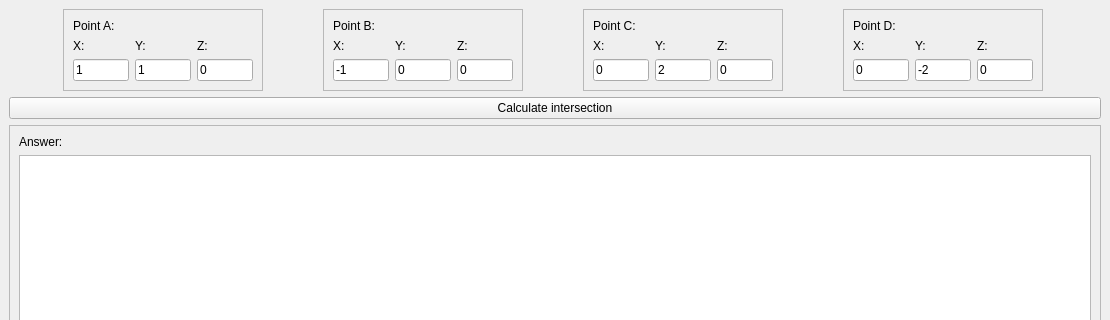
This is mainwindow.ui in IliaLadygin/task_2segments as Qt 5 draws it before an edit; both pictures show x 0 to 1110 and y 0 to 320 of the 1110 by 716 pixel window. The edited form follows.
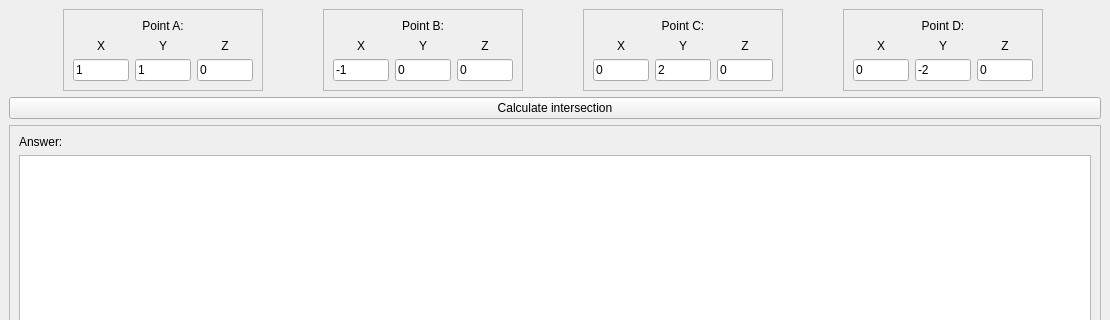
This is the edited form.

```diff
--- a/mainwindow.ui
+++ b/mainwindow.ui
@@ -37,6 +37,9 @@
            <property name="text">
             <string>Point A:</string>
            </property>
+           <property name="alignment">
+            <set>Qt::AlignCenter</set>
+           </property>
           </widget>
          </item>
          <item>
@@ -46,7 +49,10 @@
              <item>
               <widget class="QLabel" name="label_2">
                <property name="text">
-                <string>X:</string>
+                <string>X</string>
+               </property>
+               <property name="alignment">
+                <set>Qt::AlignCenter</set>
                </property>
               </widget>
              </item>
@@ -67,7 +73,10 @@
              <item>
               <widget class="QLabel" name="label_3">
                <property name="text">
-                <string>Y:</string>
+                <string>Y</string>
+               </property>
+               <property name="alignment">
+                <set>Qt::AlignCenter</set>
                </property>
               </widget>
              </item>
@@ -88,7 +97,10 @@
              <item>
               <widget class="QLabel" name="label_4">
                <property name="text">
-                <string>Z:</string>
+                <string>Z</string>
+               </property>
+               <property name="alignment">
+                <set>Qt::AlignCenter</set>
                </property>
               </widget>
              </item>
@@ -129,6 +141,9 @@
            <property name="text">
             <string>Point B:</string>
            </property>
+           <property name="alignment">
+            <set>Qt::AlignCenter</set>
+           </property>
           </widget>
          </item>
          <item>
@@ -138,7 +153,10 @@
              <item>
               <widget class="QLabel" name="label_10">
                <property name="text">
-                <string>X:</string>
+                <string>X</string>
+               </property>
+               <property name="alignment">
+                <set>Qt::AlignCenter</set>
                </property>
               </widget>
              </item>
@@ -159,7 +177,10 @@
              <item>
               <widget class="QLabel" name="label_11">
                <property name="text">
-                <string>Y:</string>
+                <string>Y</string>
+               </property>
+               <property name="alignment">
+                <set>Qt::AlignCenter</set>
                </property>
               </widget>
              </item>
@@ -180,7 +201,10 @@
              <item>
               <widget class="QLabel" name="label_12">
                <property name="text">
-                <string>Z:</string>
+                <string>Z</string>
+               </property>
+               <property name="alignment">
+                <set>Qt::AlignCenter</set>
                </property>
               </widget>
              </item>
@@ -221,6 +245,9 @@
            <property name="text">
             <string>Point C:</string>
            </property>
+           <property name="alignment">
+            <set>Qt::AlignCenter</set>
+           </property>
           </widget>
          </item>
          <item>
@@ -230,7 +257,10 @@
              <item>
               <widget class="QLabel" name="label_14">
                <property name="text">
-                <string>X:</string>
+                <string>X</string>
+               </property>
+               <property name="alignment">
+                <set>Qt::AlignCenter</set>
                </property>
               </widget>
              </item>
@@ -251,7 +281,10 @@
              <item>
               <widget class="QLabel" name="label_15">
                <property name="text">
-                <string>Y:</string>
+                <string>Y</string>
+               </property>
+               <property name="alignment">
+                <set>Qt::AlignCenter</set>
                </property>
               </widget>
              </item>
@@ -272,7 +305,10 @@
              <item>
               <widget class="QLabel" name="label_16">
                <property name="text">
-                <string>Z:</string>
+                <string>Z</string>
+               </property>
+               <property name="alignment">
+                <set>Qt::AlignCenter</set>
                </property>
               </widget>
              </item>
@@ -313,6 +349,9 @@
            <property name="text">
             <string>Point D:</string>
            </property>
+           <property name="alignment">
+            <set>Qt::AlignCenter</set>
+           </property>
           </widget>
          </item>
          <item>
@@ -322,7 +361,10 @@
              <item>
               <widget class="QLabel" name="label_17">
                <property name="text">
-                <string>X:</string>
+                <string>X</string>
+               </property>
+               <property name="alignment">
+                <set>Qt::AlignCenter</set>
                </property>
               </widget>
              </item>
@@ -343,7 +385,10 @@
              <item>
               <widget class="QLabel" name="label_18">
                <property name="text">
-                <string>Y:</string>
+                <string>Y</string>
+               </property>
+               <property name="alignment">
+                <set>Qt::AlignCenter</set>
                </property>
               </widget>
              </item>
@@ -364,7 +409,10 @@
              <item>
               <widget class="QLabel" name="label_19">
                <property name="text">
-                <string>Z:</string>
+                <string>Z</string>
+               </property>
+               <property name="alignment">
+                <set>Qt::AlignCenter</set>
                </property>
               </widget>
              </item>
```
Left out of the diff: 3 changed lines with no effect on the pictures.
